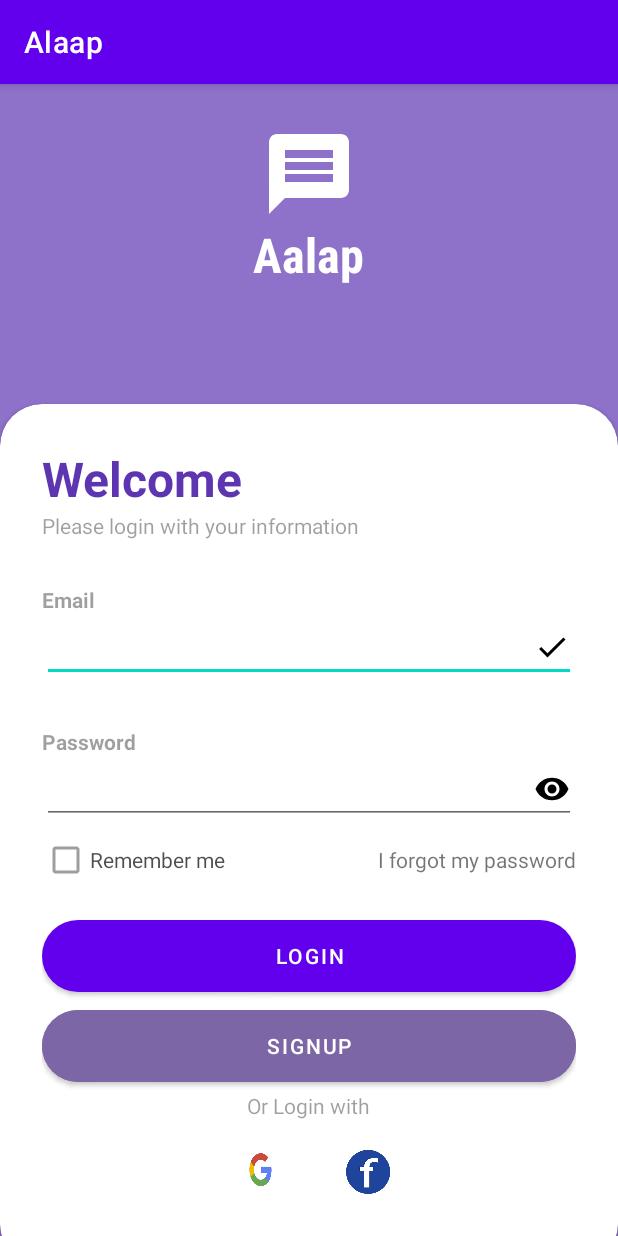
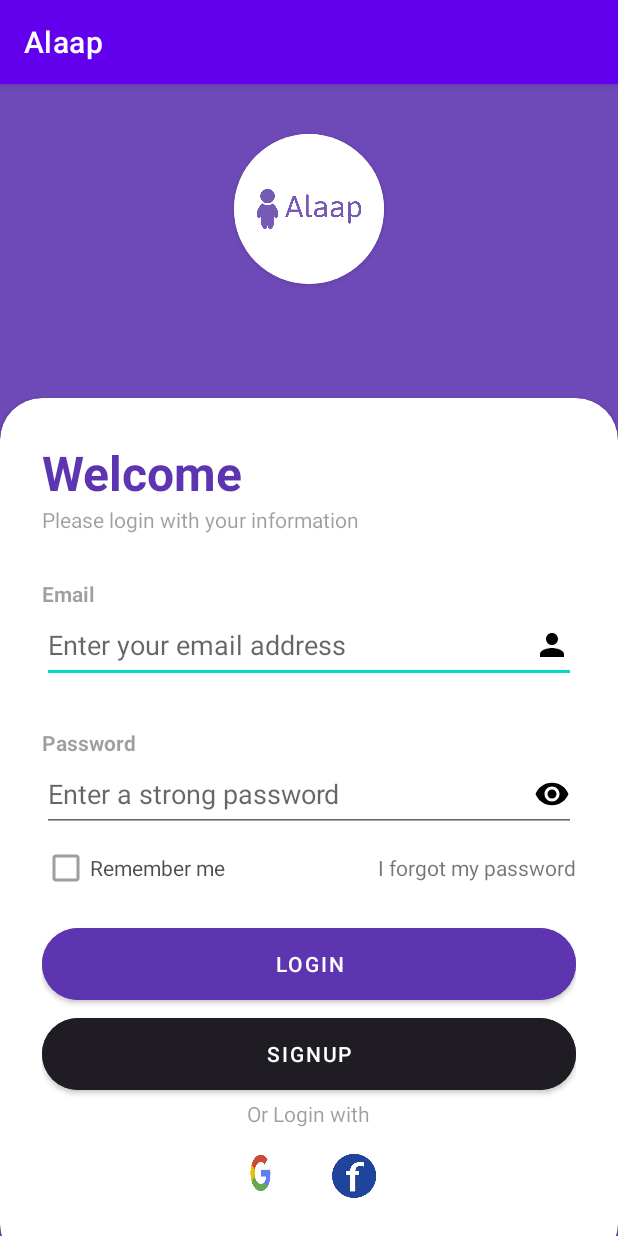
Before and after one commit to Topu646/System-Project--Alaap-a-chatting-application, an Android app: the screen it shows after launch (LoginActivity), on a phone screen of 412 x 824 dp. Run offline under Robolectric (Android 15) with nearby library versions, the phone set to English and light mode, and no system bars; our stand-ins replace Firebase (no records; nobody signed in at launch, a user with empty details on screens opened directly).

Commit message:
designed splash login and signup pages

```diff
--- a/app/src/main/AndroidManifest.xml
+++ b/app/src/main/AndroidManifest.xml
@@ -21,11 +21,10 @@
         <activity
             android:name=".LoginActivity"
             android:exported="false" />
-        <activity
-            android:name=".MainActivity"
-            android:exported="false" />
+
         <activity
             android:name=".splash_screen"
+            android:theme="@style/Theme.AppCompat.NoActionBar"
             android:exported="true">
             <intent-filter>
                 <action android:name="android.intent.action.MAIN" />
--- a/app/src/main/res/layout/activity_login.xml
+++ b/app/src/main/res/layout/activity_login.xml
@@ -11,7 +11,7 @@
         android:layout_width="match_parent"
         android:layout_height="match_parent"
         android:background="@color/my_primary"
-        android:alpha=".7"/>
+        android:alpha=".9"/>
     <LinearLayout
         android:layout_width="match_parent"
         android:layout_height="wrap_content"
@@ -19,19 +19,22 @@
         android:gravity="center"
         android:padding="28dp">
 
-        <ImageView
+        <androidx.cardview.widget.CardView
             android:layout_width="wrap_content"
             android:layout_height="wrap_content"
-            android:src="@drawable/baseline_message_24"/>
+            app:cardCornerRadius="100dp"
+            android:layout_margin="5dp"
+            android:elevation="10dp"
 
-        <TextView
-            android:layout_width="wrap_content"
-            android:layout_height="wrap_content"
-            android:text="Aalap"
-            android:textStyle="bold"
-            android:fontFamily="sans-serif-condensed-medium"
-            android:textSize="32sp"
-            android:textColor="@color/white"/>
+            >
+
+            <ImageView
+                android:layout_width="100dp"
+                android:layout_height="100dp"
+                android:src="@drawable/logo_color"/>
+
+        </androidx.cardview.widget.CardView>
+
 
 
     </LinearLayout>
@@ -77,10 +80,11 @@
 
             <EditText
                 android:id="@+id/email"
+                android:hint="Enter your email address"
                 android:layout_width="match_parent"
-                android:layout_height="wrap_content"
+                android:layout_height="50dp"
                 android:inputType="textEmailAddress"
-                android:drawableEnd="@drawable/baseline_done_24"/>
+                android:drawableEnd="@drawable/baseline_person_24"/>
 
             <View
                 android:layout_width="wrap_content"
@@ -96,8 +100,10 @@
             <EditText
                 android:id="@+id/password"
                 android:layout_width="match_parent"
-                android:layout_height="wrap_content"
+                android:layout_height="50dp"
                 android:inputType="textPassword"
+                android:hint="Enter a strong password"
+
                 android:drawableEnd="@drawable/baseline_visibility_24"/>
 
             <RelativeLayout
@@ -127,6 +133,7 @@
                 android:id="@+id/loginbutton"
                 android:layout_width="match_parent"
                 android:layout_height="60dp"
+                android:backgroundTint="@color/my_primary"
                 android:text="Login"
                 app:cornerRadius="32dp"/>
 
@@ -136,7 +143,7 @@
                 android:layout_height="60dp"
                 android:text="SignUp"
                 app:cornerRadius="32dp"
-                android:backgroundTint="#7C66A5"
+                android:backgroundTint="#1F1D23"
                 />
             <TextView
                 android:layout_width="wrap_content"
@@ -150,18 +157,32 @@
                 android:layout_height="wrap_content"
                 android:orientation="horizontal"
                 android:gravity="center">
-                <ImageView
-                    android:id="@+id/googleButton"
-                    android:layout_width="55dp"
-                    android:layout_height="45dp"
-                    android:layout_margin="12dp"
-                    android:background="@drawable/google_icon"/>
+
+                <androidx.cardview.widget.CardView
+                    android:layout_width="wrap_content"
+                    android:layout_height="wrap_content"
+                    app:cardCornerRadius="100dp"
+                    android:layout_margin="5dp"
+                    app:cardElevation="0dp"
+
+                    >
+
+                    <ImageView
+                        android:id="@+id/googleButton"
+                        android:layout_width="50dp"
+                        android:layout_height="50dp"
+                        android:layout_margin="0dp"
+                        android:background="@drawable/google_icon"/>
+
+                </androidx.cardview.widget.CardView>
 
                 <ImageView
                     android:layout_width="40dp"
                     android:layout_height="40dp"
                     android:layout_margin="12dp"
                     android:background="@drawable/fb_icon"/>
+
+
 
 
             </LinearLayout>
```
Also changed, not shown: app/src/main/res/layout/activity_sign_up.xml (+22 -14 lines), app/src/main/res/layout/activity_splash_screen.xml (+10 -23 lines), app/src/main/res/drawable/logo_black.png (added), app/src/main/res/drawable/logo_color.png (added), app/src/main/res/drawable/logo_no_background.png (added).
